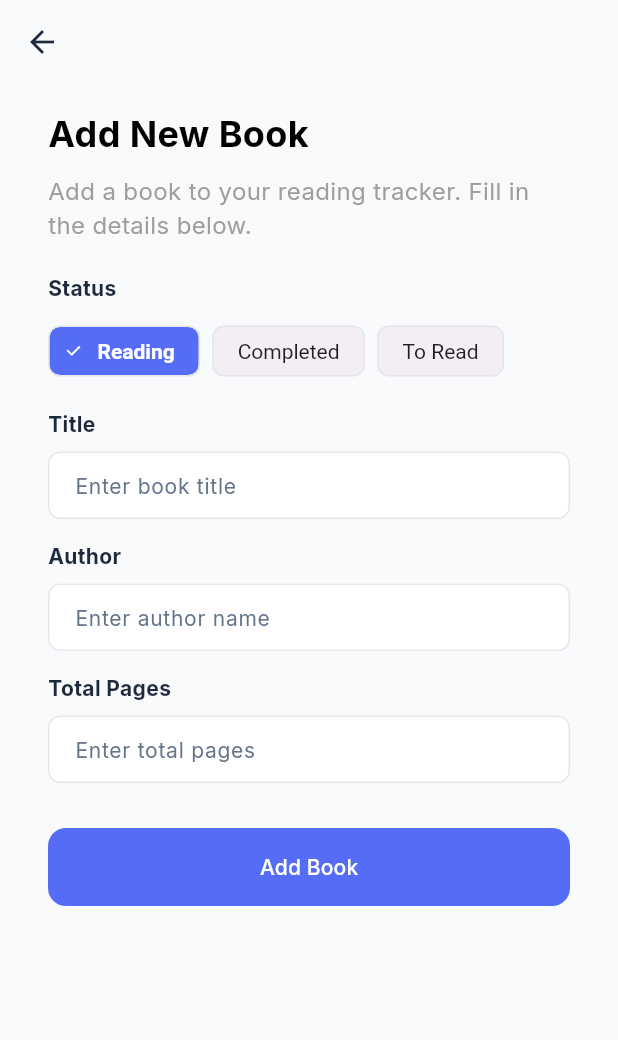
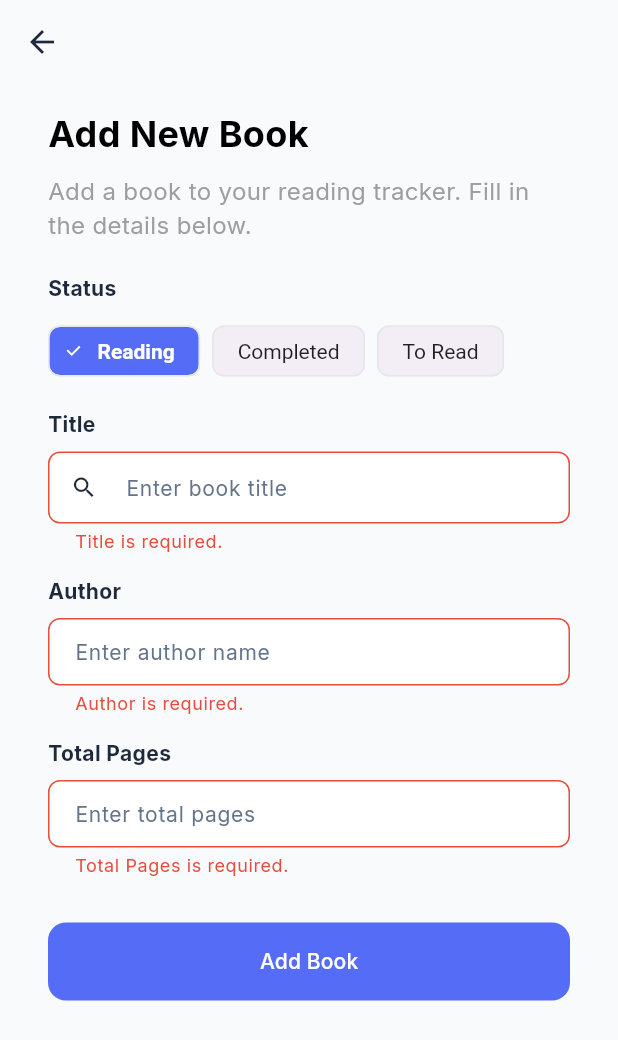
Before and after one commit to JordiiVidal/read-snap-app, a Flutter app: the BookCreatePage screen opened directly, after a tap on "Reading", on a phone screen of 412 x 824 dp. Shown: the top 1040 px of the screen. Run offline on Flutter 3.47's test engine with Material 3 defaults, Android fonts, the phone set to English and light mode, and no system bars; our stand-ins replace flutter_riverpod, freezed_annotation, google_fonts, sqflite; accounts and stored records are empty; statements that could not run were skipped.

Commit message:
Integrate google books

```diff
--- a/lib/common/widgets/form/form_dynamic_field.dart
+++ b/lib/common/widgets/form/form_dynamic_field.dart
@@ -6,13 +6,13 @@ class FormDynamicField extends StatelessWidget {
   final bool required;
   final String hintText;
   final String? initialValue;
-  final IconData? prefixIcon;
+  final Widget? prefixIcon;
   final TextEditingController? controller;
   final bool disabled;
   final TextInputType keyboardType;
   final void Function(String)? onChanged;
-  final void Function()? onPrefixPressed;
   final String? suffixText;
+  final Widget? suffixIcon;
   final double borderRadius;
 
   const FormDynamicField({
@@ -22,11 +22,11 @@ class FormDynamicField extends StatelessWidget {
     this.keyboardType = TextInputType.text,
     this.disabled = false,
     this.onChanged,
-    this.onPrefixPressed,
     this.initialValue,
     this.controller,
     this.prefixIcon,
     this.suffixText,
+    this.suffixIcon,
     this.borderRadius = 8,
     super.key,
   });
@@ -50,13 +50,9 @@ class FormDynamicField extends StatelessWidget {
             isDense: true,
             filled: true,
             fillColor: Colors.white,
-            prefixIcon: prefixIcon != null
-                ? GestureDetector(
-                    onTap: onPrefixPressed,
-                    child: Icon(prefixIcon),
-                  )
-                : null,
+            prefixIcon: prefixIcon,
             suffixText: suffixText,
+            suffixIcon: suffixIcon,
             suffixStyle: const TextStyle(
               color: Colors.grey,
               fontWeight: FontWeight.w500,
--- a/lib/core/database_helper.dart
+++ b/lib/core/database_helper.dart
@@ -20,7 +20,7 @@ class DatabaseHelper {
   Future<Database> initDatabase() async {
     final databasePath = await getDatabasesPath();
     final path = join(databasePath, 'readsnap_database.db');
-    return await openDatabase(path, version: 2, onCreate: _onCreate);
+    return await openDatabase(path, version: 3, onCreate: _onCreate);
   }
 
   Future _onCreate(Database db, int version) async {
--- /dev/null
+++ b/lib/features/book/data/providers/google_books_api_provider.dart
@@ -0,0 +1,6 @@
+import 'package:flutter_riverpod/flutter_riverpod.dart';
+import 'package:read_snap/features/book/data/sources/google_books_api.dart';
+
+final googleBooksApiProvider = Provider<GoogleBooksApi>((ref) {
+  return GoogleBooksApi();
+});
--- a/lib/features/book/data/repositories/book_repository_impl.dart
+++ b/lib/features/book/data/repositories/book_repository_impl.dart
@@ -58,11 +58,14 @@ class BookRepositoryImpl implements BookRepository {
   }
 
   @override
-  Future<BookEntity?> getBookByNameAndAuthor(String name, String author) async {
+  Future<BookEntity?> getBookByNameAndAuthor(
+    String title,
+    String author,
+  ) async {
     final List<Map<String, dynamic>> maps = await _db.query(
       BookModel.table,
-      where: '${BookModel.name} = ? AND ${BookModel.author} = ?',
-      whereArgs: [name, author],
+      where: '${BookModel.title} = ? AND ${BookModel.author} = ?',
+      whereArgs: [title, author],
     );
     if (maps.isEmpty) {
       return null;
--- a/lib/features/book/domain/services/book_validator_service.dart
+++ b/lib/features/book/domain/services/book_validator_service.dart
@@ -4,7 +4,7 @@ class BookValidatorService {
   const BookValidatorService();
 
   void validateCreationFields(BookEntity book) {
-    if (book.name.trim().isEmpty || book.author.trim().isEmpty) {
+    if (book.title.trim().isEmpty || book.author.trim().isEmpty) {
       throw ArgumentError('Book name and author cannot be empty.');
     }
     if (book.totalPages <= 0) {
--- a/lib/features/book/domain/use_cases/create_book_use_case.dart
+++ b/lib/features/book/domain/use_cases/create_book_use_case.dart
@@ -23,7 +23,7 @@ class CreateBookUseCase {
       await _checkLimitUseCase.call();
     }
     _validator.validateCreationFields(bookToSave);
-    await _checkUniquenessUseCase.call(book.name, book.author);
+    await _checkUniquenessUseCase.call(book.title, book.author);
 
     // 3.Persistence
     final now = DateTime.now();
--- a/lib/features/book/presentation/notifiers/book_create_notifier.dart
+++ b/lib/features/book/presentation/notifiers/book_create_notifier.dart
@@ -19,7 +19,7 @@ class BookCreateNotifier extends StateNotifier<AsyncValue<BookEntity>> {
         AsyncValue.data(
           BookEntity(
             id: '',
-            name: '',
+            title: '',
             author: '',
             totalPages: 0,
             currentPage: 0,
@@ -33,8 +33,13 @@ class BookCreateNotifier extends StateNotifier<AsyncValue<BookEntity>> {
 
   BookEntity get currentBookDraft => state.value!;
 
-  void updateName(String name) =>
-      state = AsyncValue.data(currentBookDraft.copyWith(name: name));
+  void updateFromSearch(BookEntity book) {
+    final updatedBook = book.copyWith(status: currentBookDraft.status);
+    state = AsyncValue.data(updatedBook);
+  }
+
+  void updateTitle(String title) =>
+      state = AsyncValue.data(currentBookDraft.copyWith(title: title));
 
   void updateAuthor(String author) {
     state = AsyncValue.data(currentBookDraft.copyWith(author: author));
--- a/lib/features/book/presentation/widgets/book_header.dart
+++ b/lib/features/book/presentation/widgets/book_header.dart
@@ -28,7 +28,7 @@ class BookHeader extends StatelessWidget {
             crossAxisAlignment: CrossAxisAlignment.start,
             children: [
               Text(
-                book.name,
+                book.title,
                 style: const TextStyle(
                   fontSize: 18,
                   fontWeight: FontWeight.bold,
--- a/lib/features/book/presentation/widgets/form/book_create_form.dart
+++ b/lib/features/book/presentation/widgets/form/book_create_form.dart
@@ -3,20 +3,87 @@ import 'package:flutter_riverpod/flutter_riverpod.dart';
 import 'package:read_snap/common/widgets/widgets.dart';
 import 'package:read_snap/features/book/domain/domain.dart';
 import 'package:read_snap/features/book/presentation/presentation.dart';
+import 'package:read_snap/features/book/presentation/widgets/book_search_delegate.dart';
 
-class BookCreateForm extends ConsumerWidget {
+class BookCreateForm extends ConsumerStatefulWidget {
   final GlobalKey<FormState> formKey;
 
   const BookCreateForm(this.formKey, {super.key});
 
   @override
-  Widget build(BuildContext context, WidgetRef ref) {
+  ConsumerState<BookCreateForm> createState() => _BookCreateFormState();
+}
+
+class _BookCreateFormState extends ConsumerState<BookCreateForm> {
+  late TextEditingController _titleController;
+  late TextEditingController _authorController;
+  late TextEditingController _pagesController;
+  late final BookCreateNotifier _initialNotifier;
+
+  @override
+  void initState() {
+    super.initState();
+    _initialNotifier = ref.read(bookCreateNotifierProvider.notifier);
+    final initialDraft = _initialNotifier.currentBookDraft;
+
+    _titleController = TextEditingController(text: initialDraft.title);
+    _authorController = TextEditingController(text: initialDraft.author);
+    _pagesController = TextEditingController(
+      text: initialDraft.totalPages.toString(),
+    );
+  }
+
+  @override
+  void didUpdateWidget(covariant BookCreateForm oldWidget) {
+    super.didUpdateWidget(oldWidget);
+
+    final newBookState = ref.read(bookCreateNotifierProvider).value!;
+
+    if (_titleController.text != newBookState.title) {
+      _titleController.text = newBookState.title;
+    }
+    if (_authorController.text != newBookState.author) {
+      _authorController.text = newBookState.author;
+    }
+
+    final newPagesString = newBookState.totalPages > 0
+        ? newBookState.totalPages.toString()
+        : '';
+    if (_pagesController.text != newPagesString) {
+      _pagesController.text = newPagesString;
+    }
+  }
+
+  @override
+  void dispose() {
+    _titleController.dispose();
+    _authorController.dispose();
+    _pagesController.dispose();
+    super.dispose();
+  }
+
+  Future<void> _handleSearch(BuildContext context, WidgetRef ref) async {
+    final BookEntity? selectedBook = await showSearch<BookEntity?>(
+      context: context,
+      delegate: BookSearchDelegate(),
+    );
+
+    if (selectedBook != null) {
+      ref
+          .read(bookCreateNotifierProvider.notifier)
+          .updateFromSearch(selectedBook);
+      widget.formKey.currentState?.validate();
+    }
+  }
+
+  @override
+  Widget build(BuildContext context) {
     final bookCreateAsync = ref.watch(bookCreateNotifierProvider);
     final bookCreateNotifier = ref.read(bookCreateNotifierProvider.notifier);
     final BookEntity bookState = bookCreateAsync.value!;
 
     return Form(
-      key: formKey,
+      key: widget.formKey,
       autovalidateMode: AutovalidateMode.onUserInteraction,
       child: Column(
         spacing: 15,
@@ -43,17 +110,21 @@ class BookCreateForm extends ConsumerWidget {
           FormDynamicField(
             label: 'Title',
             hintText: 'Enter book title',
+            controller: _titleController,
             required: true,
-            initialValue: bookState.name,
-            onChanged: bookCreateNotifier.updateName,
+            onChanged: bookCreateNotifier.updateTitle,
+            prefixIcon: IconButton(
+              icon: const Icon(Icons.search),
+              onPressed: () => _handleSearch(context, ref),
+            ),
           ),
 
           // Author Field
           FormDynamicField(
             label: 'Author',
             hintText: 'Enter author name',
+            controller: _authorController,
             required: true,
-            initialValue: bookState.author,
             onChanged: bookCreateNotifier.updateAuthor,
           ),
 
@@ -61,6 +132,7 @@ class BookCreateForm extends ConsumerWidget {
           FormDynamicField(
             label: 'Total Pages',
             hintText: 'Enter total pages',
+            controller: _pagesController,
             required: true,
             keyboardType: TextInputType.number,
             onChanged: (value) {
--- a/lib/features/book/presentation/widgets/library/book_library_item.dart
+++ b/lib/features/book/presentation/widgets/library/book_library_item.dart
@@ -19,7 +19,7 @@ class BookLibraryItem extends StatelessWidget {
       onTap: () => _navigateToDetails(context),
       leading: Icon(Icons.book, size: 24),
       title: Text(
-        book.name,
+        book.title,
         style: const TextStyle(fontSize: 16, fontWeight: FontWeight.bold),
         overflow: TextOverflow.ellipsis,
       ),
--- a/lib/features/book/presentation/widgets/list/book_list_item.dart
+++ b/lib/features/book/presentation/widgets/list/book_list_item.dart
@@ -57,7 +57,7 @@ class BookListItem extends StatelessWidget {
 
             // Title
             Text(
-              book.name,
+              book.title,
               style: const TextStyle(
                 fontSize: 21,
                 fontWeight: FontWeight.bold,
--- a/lib/features/session/presentation/widgets/form/session_form_date.dart
+++ b/lib/features/session/presentation/widgets/form/session_form_date.dart
@@ -30,8 +30,10 @@ class SessionFormDate extends StatelessWidget {
           hintText: 'Enter session date',
           controller: dateController,
           keyboardType: TextInputType.datetime,
-          prefixIcon: Icons.calendar_today,
-          onPrefixPressed: () => _selectDate(context),
+          prefixIcon: IconButton(
+            icon: Icon(Icons.calendar_today),
+            onPressed: () => _selectDate(context),
+          ),
           onChanged: (value) {
             final date = DateTime.parse(value);
             onDateChanged(date);
--- a/pubspec.yaml
+++ b/pubspec.yaml
@@ -18,6 +18,7 @@ dependencies:
   flutter_riverpod: ^2.6.1
   intl: ^0.20.2
   google_fonts: ^6.3.2
+  http: ^1.5.0
 
 dev_dependencies:
   flutter_test:
```
Also changed, not shown: lib/features/book/data/helpers/book_table_creator.dart (+9 -1 lines), lib/features/book/data/models/book_model.dart (+31 -4 lines), lib/features/book/data/sources/google_books_api.dart (added, +38 -0 lines), lib/features/book/domain/entities/book_entity.dart (+57 -1 lines), lib/features/book/presentation/widgets/book_search_delegate.dart (added, +118 -0 lines), lib/features/book/presentation/widgets/form/book_update_form_extra.dart (+10 -6 lines), lib/features/book/domain/entities/book_entity.freezed.dart, lib/features/book/domain/entities/book_entity.g.dart, lib/features/book/presentation/widgets/reading_limit_counter.dart (line endings or trailing spaces), pubspec.lock.
